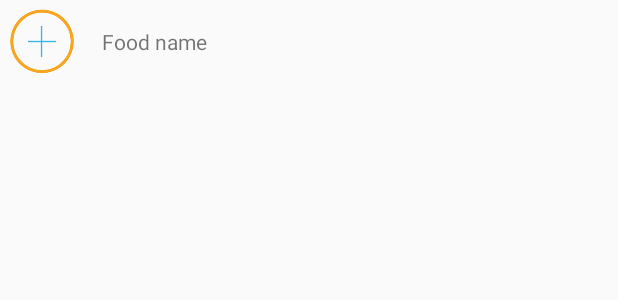
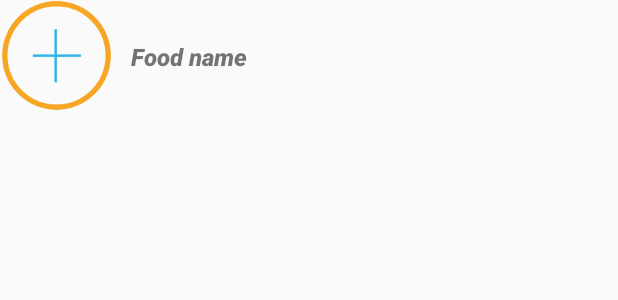
Before and after one commit to JohnyLearning/Eatlimination-Android, an Android app: the layout search_food_item.xml on its own in the app's theme, with its tools: preview values and no code run, on a phone screen of 412 x 824 dp. Shown: the top 300 px of the screen. Run offline under Robolectric (Android 15) with nearby library versions, the light colour scheme and no system bars.

Commit message:
added images to food search

```diff
--- a/app/build.gradle
+++ b/app/build.gradle
@@ -70,6 +70,12 @@ dependencies {
     implementation "androidx.room:room-runtime:$room_version"
     annotationProcessor "androidx.room:room-compiler:$room_version"
 
+    // picasso
+    implementation ('com.squareup.picasso:picasso:2.71828') {
+        exclude group: 'com.android.support'
+        exclude module: ['exifinterface', 'support-annotations']
+    }
+
     testImplementation 'junit:junit:4.12'
     androidTestImplementation 'androidx.test.ext:junit:1.1.1'
     androidTestImplementation 'androidx.test.espresso:espresso-core:3.2.0'
--- a/app/src/main/java/com/ihadzhi/eatlimination/FoodSearchFragment.java
+++ b/app/src/main/java/com/ihadzhi/eatlimination/FoodSearchFragment.java
@@ -68,7 +68,9 @@ public class FoodSearchFragment extends Fragment {
               }
 
           });
-        foodSearchAdapter = new FoodSearchAdapter(getActivity());
+        foodSearchAdapter = new FoodSearchAdapter(getActivity(), food -> {
+
+        });
         dataBinding.foodList.setAdapter(foodSearchAdapter);
         LinearLayoutManager layoutManager = new LinearLayoutManager(getActivity(), RecyclerView.VERTICAL, false);
         dataBinding.foodList.setLayoutManager(layoutManager);
--- a/app/src/main/res/layout/search_food_item.xml
+++ b/app/src/main/res/layout/search_food_item.xml
@@ -12,12 +12,13 @@
     <LinearLayout
         android:orientation="horizontal"
         android:layout_width="match_parent"
-        android:layout_height="wrap_content">
+        android:layout_height="wrap_content"
+        android:paddingBottom="24dp">
 
         <ImageView
-            android:layout_width="56dp"
-            android:layout_height="56dp"
-            android:padding="6dp"
+            android:id="@+id/food_image"
+            android:layout_width="75dp"
+            android:layout_height="75dp"
             android:layout_gravity="center"
             tools:src="@drawable/ic_add_food_button"/>
 
@@ -25,6 +26,9 @@
             android:layout_marginStart="12dp"
             android:layout_width="match_parent"
             android:layout_gravity="center"
+            android:fontFamily="sans-serif-black"
+            android:textStyle="italic"
+            android:textSize="16sp"
             android:text="@{food.name}"
             android:layout_height="wrap_content"
             tools:text="Food name"/>
```
Also changed, not shown: app/src/main/java/com/ihadzhi/eatlimination/FoodSearchAdapter.java (+22 -5 lines), app/src/main/res/layout/fragment_food_search.xml (+8 -0 lines).
